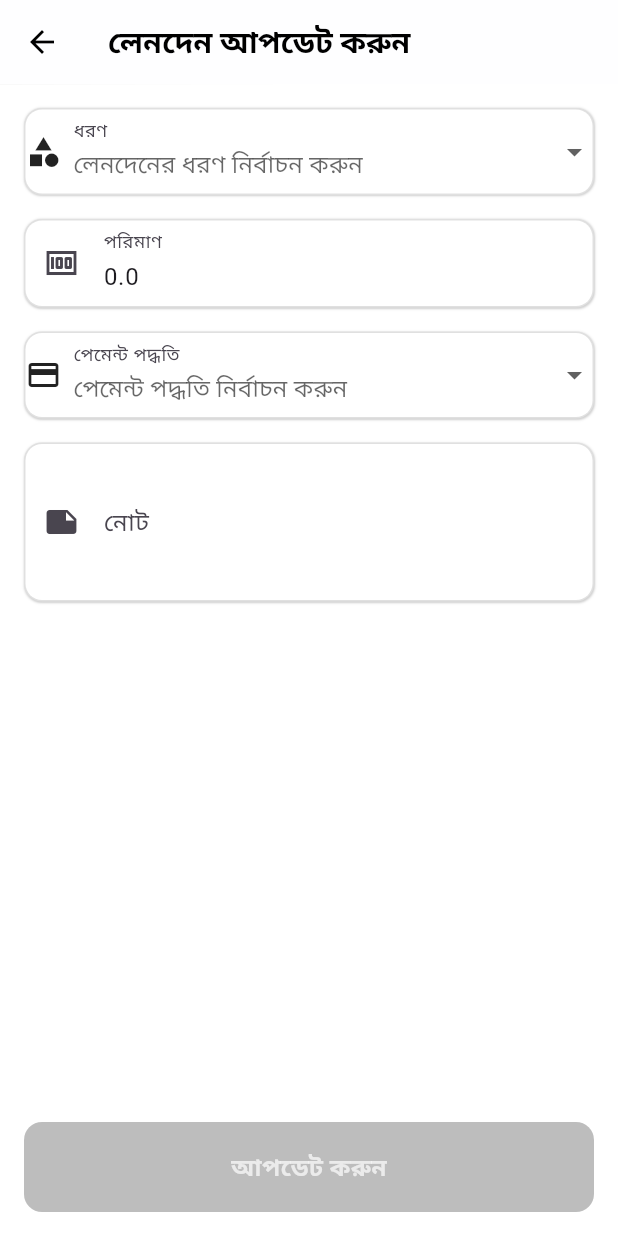
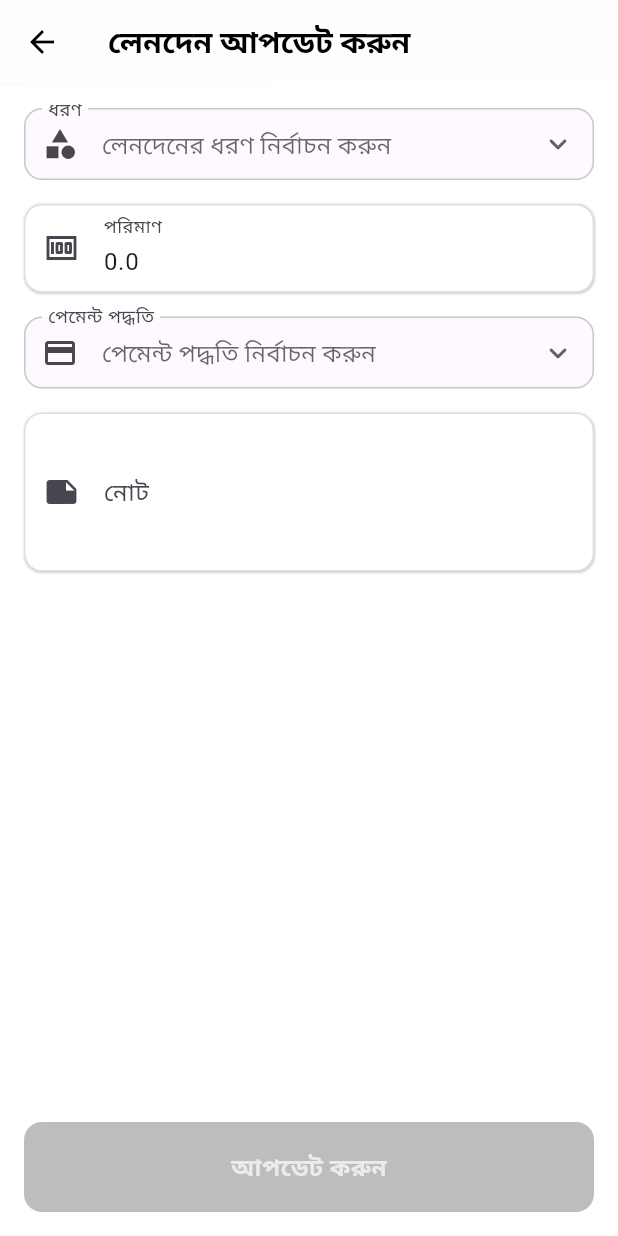
Before and after one commit to mahbubhswe/court-dairy, a Flutter app: the EditTransactionScreen screen opened directly with empty values, on a phone screen of 412 x 824 dp. Run offline on Flutter 3.47's test engine with Material 3 defaults, Android fonts, the light colour scheme and no system bars; drawn by our look-alikes of simple_shadow; our stand-ins replace animated_splash_screen, animated_text_kit, auth_buttons, cached_network_image, cloud_firestore, cloud_functions and 16 more; missing offline and left inert: android_intent_plus, flutter_bkash, in_app_update; accounts and stored records are empty.

Commit message:
Align edit transaction dropdowns with other screens and add SafeArea

```diff
--- a/lib/modules/accounts/screens/edit_transaction_screen.dart
+++ b/lib/modules/accounts/screens/edit_transaction_screen.dart
@@ -3,7 +3,6 @@ import 'package:get/get.dart';
 
 import '../../../widgets/app_button.dart';
 import '../../../widgets/app_text_from_field.dart';
-import '../../../widgets/app_dropdown.dart';
 import '../../../utils/payment_methods.dart';
 import '../../../utils/transaction_types.dart';
 import '../../../models/transaction.dart';
@@ -28,13 +27,46 @@ class EditTransactionScreen extends StatelessWidget {
               child: Column(
                 spacing: 16,
                 children: [
-                  AppDropdown(
+                  DropdownButtonFormField<String>(
                     value: controller.type.value,
-                    label: 'ধরণ',
+                    isExpanded: true,
+                    borderRadius: BorderRadius.circular(12),
+                    menuMaxHeight: 320,
+                    icon:
+                        const Icon(Icons.keyboard_arrow_down_rounded),
+                    decoration: InputDecoration(
+                      labelText: 'ধরণ',
                       hintText: 'লেনদেনের ধরণ নির্বাচন করুন',
-                    items: getTransactionTypes(),
-                    prefixIcon: Icons.category,
-                    onChanged: (val) => controller.type.value = val,
+                      prefixIcon: const Icon(Icons.category),
+                      filled: true,
+                      fillColor: Theme.of(context)
+                          .colorScheme
+                          .surface
+                          .withOpacity(0.7),
+                      contentPadding: const EdgeInsets.symmetric(
+                          horizontal: 12, vertical: 12),
+                      border: OutlineInputBorder(
+                        borderRadius: BorderRadius.circular(12),
+                      ),
+                      enabledBorder: OutlineInputBorder(
+                        borderRadius: BorderRadius.circular(12),
+                        borderSide: BorderSide(
+                          color: Theme.of(context).colorScheme.outlineVariant,
+                        ),
+                      ),
+                      focusedBorder: OutlineInputBorder(
+                        borderRadius: BorderRadius.circular(12),
+                        borderSide: BorderSide(
+                          color: Theme.of(context).colorScheme.primary,
+                          width: 1.4,
+                        ),
+                      ),
+                    ),
+                    items: getTransactionTypes()
+                        .map((e) =>
+                            DropdownMenuItem(value: e, child: Text(e)))
+                        .toList(),
+                    onChanged: (v) => controller.type.value = v,
                   ),
                   AppTextFromField(
                     controller: controller.amount,
@@ -43,13 +75,46 @@ class EditTransactionScreen extends StatelessWidget {
                     prefixIcon: Icons.money,
                     keyboardType: TextInputType.number,
                   ),
-                  AppDropdown(
+                  DropdownButtonFormField<String>(
                     value: controller.paymentMethod.value,
-                    label: 'পেমেন্ট পদ্ধতি',
+                    isExpanded: true,
+                    borderRadius: BorderRadius.circular(12),
+                    menuMaxHeight: 320,
+                    icon:
+                        const Icon(Icons.keyboard_arrow_down_rounded),
+                    decoration: InputDecoration(
+                      labelText: 'পেমেন্ট পদ্ধতি',
                       hintText: 'পেমেন্ট পদ্ধতি নির্বাচন করুন',
-                    items: paymentMethods,
-                    prefixIcon: Icons.payment,
-                    onChanged: (val) => controller.paymentMethod.value = val,
+                      prefixIcon: const Icon(Icons.payment),
+                      filled: true,
+                      fillColor: Theme.of(context)
+                          .colorScheme
+                          .surface
+                          .withOpacity(0.7),
+                      contentPadding: const EdgeInsets.symmetric(
+                          horizontal: 12, vertical: 12),
+                      border: OutlineInputBorder(
+                        borderRadius: BorderRadius.circular(12),
+                      ),
+                      enabledBorder: OutlineInputBorder(
+                        borderRadius: BorderRadius.circular(12),
+                        borderSide: BorderSide(
+                          color: Theme.of(context).colorScheme.outlineVariant,
+                        ),
+                      ),
+                      focusedBorder: OutlineInputBorder(
+                        borderRadius: BorderRadius.circular(12),
+                        borderSide: BorderSide(
+                          color: Theme.of(context).colorScheme.primary,
+                          width: 1.4,
+                        ),
+                      ),
+                    ),
+                    items: paymentMethods
+                        .map((e) =>
+                            DropdownMenuItem(value: e, child: Text(e)))
+                        .toList(),
+                    onChanged: (v) => controller.paymentMethod.value = v,
                   ),
                   AppTextFromField(
                     controller: controller.note,
@@ -68,7 +133,9 @@ class EditTransactionScreen extends StatelessWidget {
         );
       }),
       bottomNavigationBar: Obx(
-        () => Padding(
+        () => SafeArea(
+          top: false,
+          child: Padding(
             padding: const EdgeInsets.all(16),
             child: AppButton(
               label: 'আপডেট করুন',
@@ -78,6 +145,7 @@ class EditTransactionScreen extends StatelessWidget {
             ),
           ),
         ),
+      ),
     );
   }
 }
```
Lines whose indentation alone changed are shown as unchanged.
